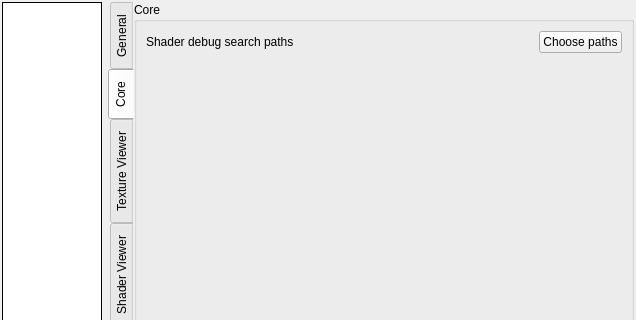
This is qrenderdoc/Windows/Dialogs/SettingsDialog.ui in baldurk/renderdoc as Qt 5 draws it before an edit; both pictures show x 0 to 636 and y 0 to 320 of the 636 by 550 pixel window. The edited form follows.
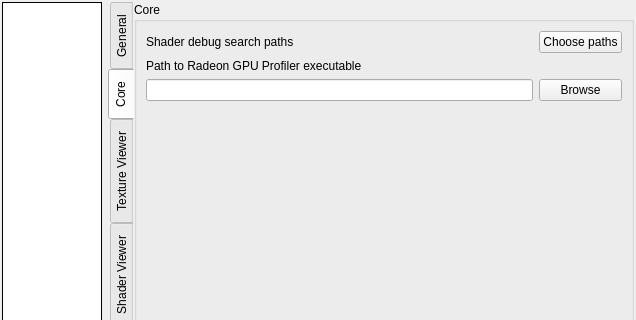
This is the edited form. The open tabs and pages were chosen to show the change. Custom widgets are drawn as their Qt base class.

Diff of the .ui file:
```diff
--- a/qrenderdoc/Windows/Dialogs/SettingsDialog.ui
+++ b/qrenderdoc/Windows/Dialogs/SettingsDialog.ui
@@ -476,7 +476,34 @@
             </property>
            </widget>
           </item>
-          <item row="1" column="1">
+          <item row="1" column="0" colspan="2">
+           <widget class="QLabel" name="label_17">
+            <property name="toolTip">
+             <string>Locates the RadeonGPUProfiler.exe which will be used to interop with when generating and opening RGP profiles.</string>
+            </property>
+            <property name="text">
+             <string>Path to Radeon GPU Profiler executable</string>
+            </property>
+           </widget>
+          </item>
+          <item row="2" column="0">
+           <widget class="QLineEdit" name="ExternalTool_RadeonGPUProfiler">
+            <property name="toolTip">
+             <string>Locates the RadeonGPUProfiler.exe which will be used to interop with when generating and opening RGP profiles.</string>
+            </property>
+           </widget>
+          </item>
+          <item row="2" column="1">
+           <widget class="QPushButton" name="browseRGPPath">
+            <property name="toolTip">
+             <string>Locates the RadeonGPUProfiler.exe which will be used to interop with when generating and opening RGP profiles.</string>
+            </property>
+            <property name="text">
+             <string>Browse</string>
+            </property>
+           </widget>
+          </item>
+          <item row="3" column="0" colspan="2">
            <spacer name="verticalSpacer_2">
             <property name="orientation">
              <enum>Qt::Vertical</enum>
```
